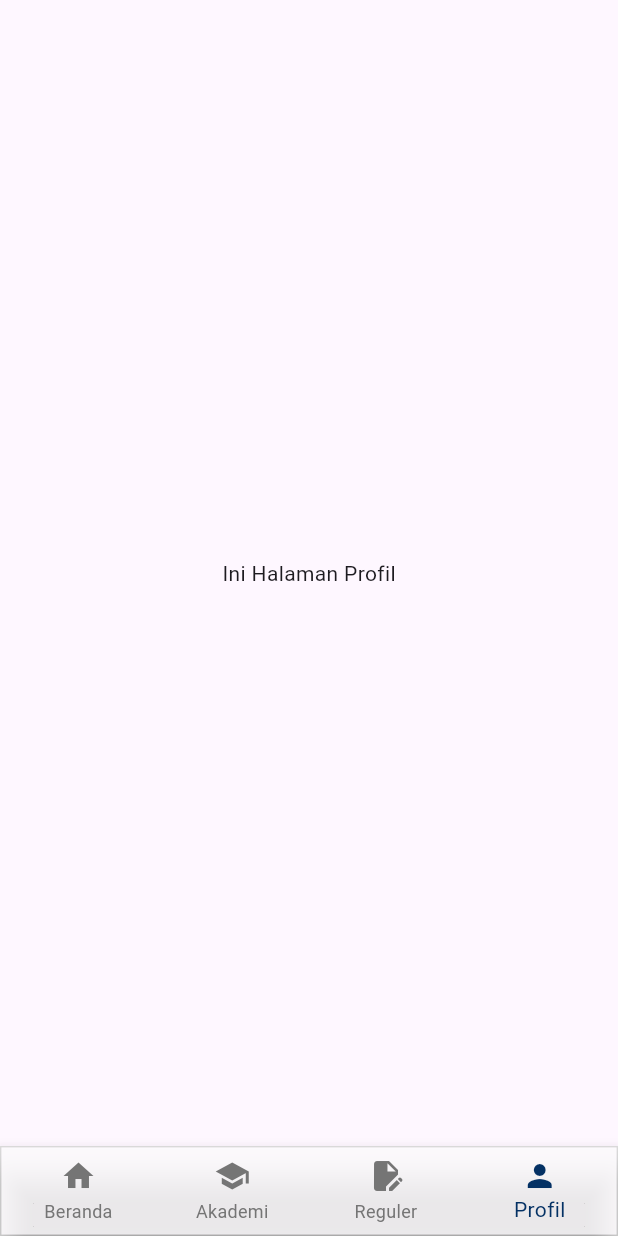
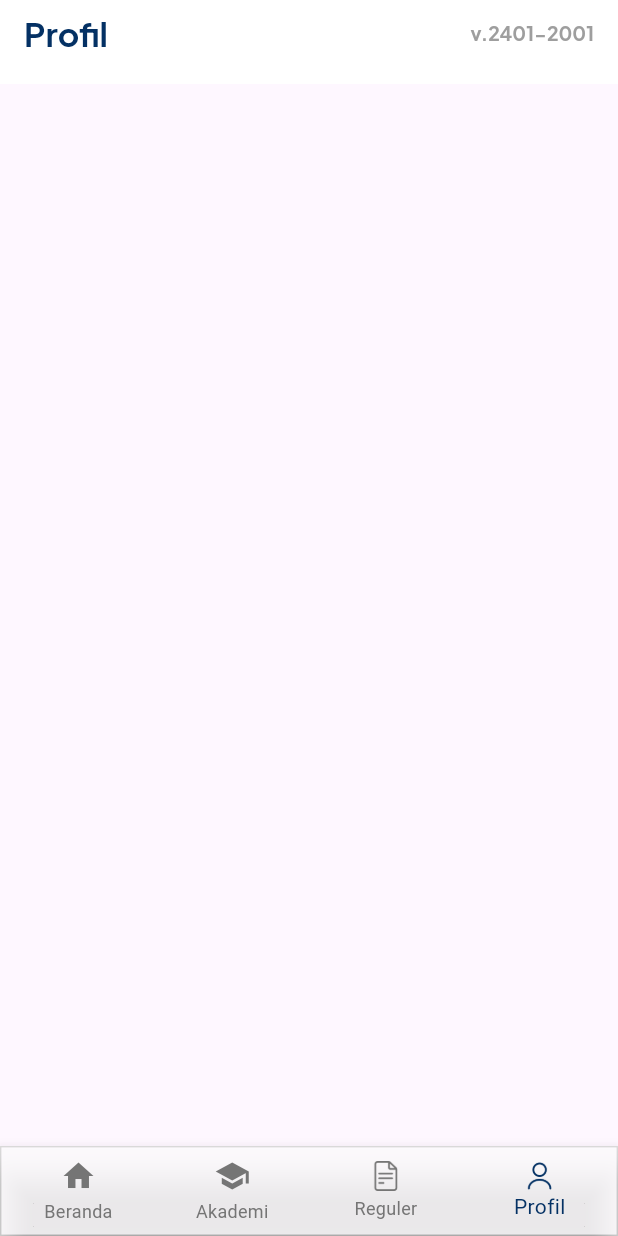
Before and after one commit to masradeen/hsi_quiz_level2, a Flutter app: the screen it shows after launch, item 4 of the bottom bar chosen, on a phone screen of 412 x 824 dp. Run offline on Flutter 3.47's test engine with Material 3 defaults, Android fonts, the phone set to English and light mode, and no system bars; our stand-ins replace carousel_slider, smooth_page_indicator.

Commit message:
membuat appbar halaman profil

```diff
--- a/lib/main.dart
+++ b/lib/main.dart
@@ -66,11 +66,17 @@
                 label: "Akademi",
               ),
               BottomNavigationBarItem(
-                icon: Icon(Icons.edit_document),
+                icon: ImageIcon(
+                  AssetImage("assets/icons/document.png"),
+                  size: 20,
+                ),
                 label: "Reguler",
               ),
               BottomNavigationBarItem(
-                icon: Icon(Icons.person),
+                icon: ImageIcon(
+                  AssetImage("assets/icons/user.png"),
+                  size: 20,
+                ),
                 label: "Profil",
               ),
             ],
--- a/lib/pages/akademi_page.dart
+++ b/lib/pages/akademi_page.dart
@@ -7,7 +7,7 @@ class AkademiPage extends StatelessWidget {
     return Scaffold(
       body: Center(
         child: Text(
-          "Halaman Ini Belum Tersedia"
+          "Halaman Akademi Belum Tersedia"
         ),
       ),
     );
--- a/lib/pages/beranda_page.dart
+++ b/lib/pages/beranda_page.dart
@@ -28,14 +28,6 @@ class _BerandaPageState extends State<BerandaPage> {
 
   @override
   Widget build(BuildContext context) {
-    // final _listPage = <Widget>[
-    //   const Text("Beranda"),
-    //   const Text("Akademi"),
-    //   const Text("Reguler"),
-    //   const Text("Profil"),
-    // ];
-
-
 
     return Scaffold(
       backgroundColor: Colors.white,
@@ -67,8 +59,10 @@ class _BerandaPageState extends State<BerandaPage> {
               Text(
                 "v.2401-2001",
                 style: TextStyle(
+                  fontFamily: 'Plus Jakarta Sans',
                   fontSize: 13,
                   color: Colors.white,
+                  fontWeight: FontWeight.bold,
                 ),
               ),
             ],
--- a/lib/pages/profil_page.dart
+++ b/lib/pages/profil_page.dart
@@ -6,7 +6,34 @@ class ProfilPage extends StatelessWidget {
   @override
   Widget build(BuildContext context) {
     return Scaffold(
-      body: Center(child: Text("Ini Halaman Profil")),
+      appBar: AppBar(
+        backgroundColor: Colors.white,
+        title: Container(
+          margin: EdgeInsets.only(bottom: 12),
+          child: Row(
+            mainAxisAlignment: MainAxisAlignment.spaceBetween,
+            children: [
+              Text(
+                "Profil",
+                style: TextStyle(
+                  fontFamily: 'Plus Jakarta Sans',
+                  fontWeight: FontWeight.bold,
+                  color: Color(0xFF043164),
+                ),
+              ),
+              Text(
+                "v.2401-2001",
+                style: TextStyle(
+                  fontFamily: 'Plus Jakarta Sans',
+                  fontSize: 13,
+                  color: Colors.grey,
+                  fontWeight: FontWeight.bold,
+                ),
+              ),
+            ],
+          ),
+        ),
+      ),
     );
   }
 }
--- a/lib/pages/reguler_page.dart
+++ b/lib/pages/reguler_page.dart
@@ -7,7 +7,7 @@ class RegulerPage extends StatelessWidget {
     return Scaffold(
       body: Center(
         child: Text(
-          "Halaman Ini Belum Tersedia"
+          "Halaman Reguler Belum Tersedia"
         ),
       ),
     );
--- a/pubspec.yaml
+++ b/pubspec.yaml
@@ -64,6 +64,7 @@ flutter:
   assets:
     - assets/logos/
     - assets/images/
+    - assets/icons/
   #   - images/a_dot_ham.jpeg
 
   # An image asset can refer to one or more resolution-specific "variants", see
```
Also changed, not shown: assets/icons/diamond-ring.png (added), assets/icons/document.png (added), assets/icons/headset.png (added), assets/icons/home.png (added), assets/icons/location.png (added), assets/icons/user.png (added), assets/icons/whatsapp.png (added).
